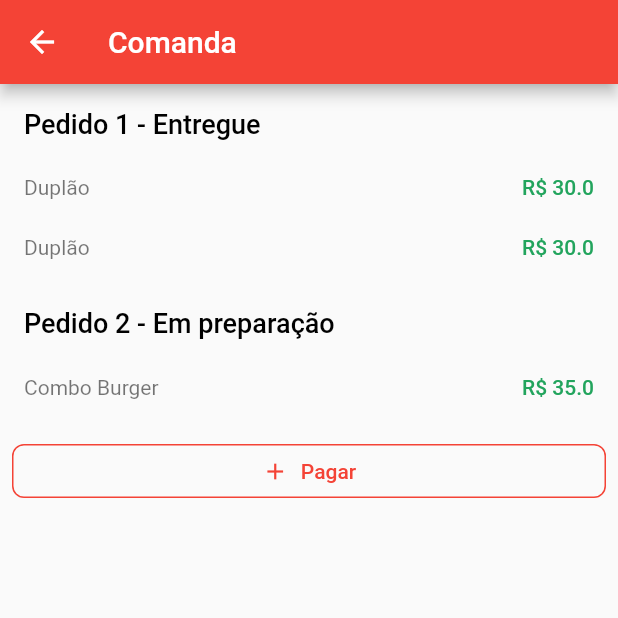
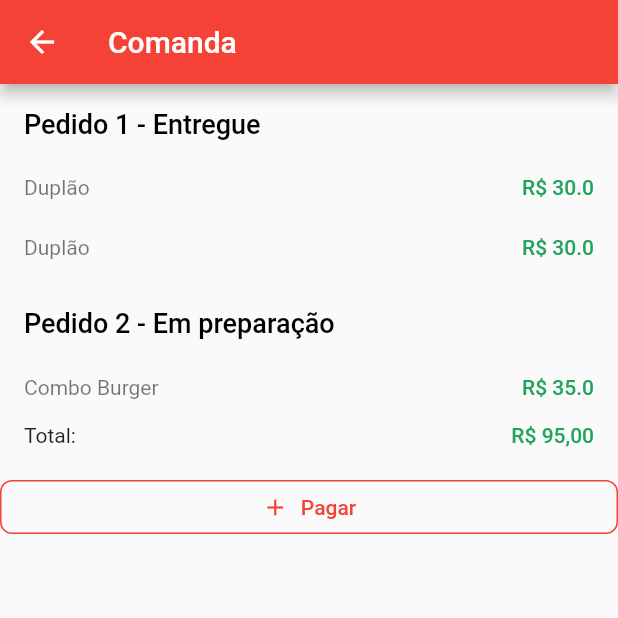
Before and after one commit to marcospojr/EasyOrder, a Flutter app: the BillPage screen opened directly, on a phone screen of 412 x 824 dp, the top half of it. Run offline on Flutter 3.47's test engine with Material 2 defaults, Android fonts, the phone set to English and light mode, and no system bars; our stand-ins replace flutter_svg.

Commit message:
Update values in bill page

```diff
--- a/easy_order/lib/pages/bill_page.dart
+++ b/easy_order/lib/pages/bill_page.dart
@@ -39,10 +39,30 @@ class BillPage extends StatelessWidget {
             ),
           ),
           SliverToBoxAdapter(
-            child: Padding(
-              padding: const EdgeInsets.all(8),
-              child: Flexible(
-                flex: 1,
+            child: Row(
+              children: const [
+                Padding(
+                  padding: EdgeInsets.symmetric(horizontal: 16),
+                  child: Text("Total: "),
+                ),
+                Spacer(),
+                Padding(
+                  padding: EdgeInsets.symmetric(horizontal: 16),
+                  child: Text(
+                    "R\$ 95,00",
+                    style: TextStyle(
+                      fontWeight: FontWeight.w500,
+                      color: Color(0xFF22A45D),
+                    ),
+                  ),
+                ),
+              ],
+            ),
+          ),
+          const SliverToBoxAdapter(
+            child: SizedBox(height: 16),
+          ),
+          SliverToBoxAdapter(
             child: OutlinedButton.icon(
               onPressed: () {
                 // Respond to button press
@@ -62,8 +82,6 @@ class BillPage extends StatelessWidget {
                   primary: Colors.red),
             ),
           ),
-            ),
-          ),
         ],
       ),
     );
```
Lines whose indentation alone changed are shown as unchanged.
